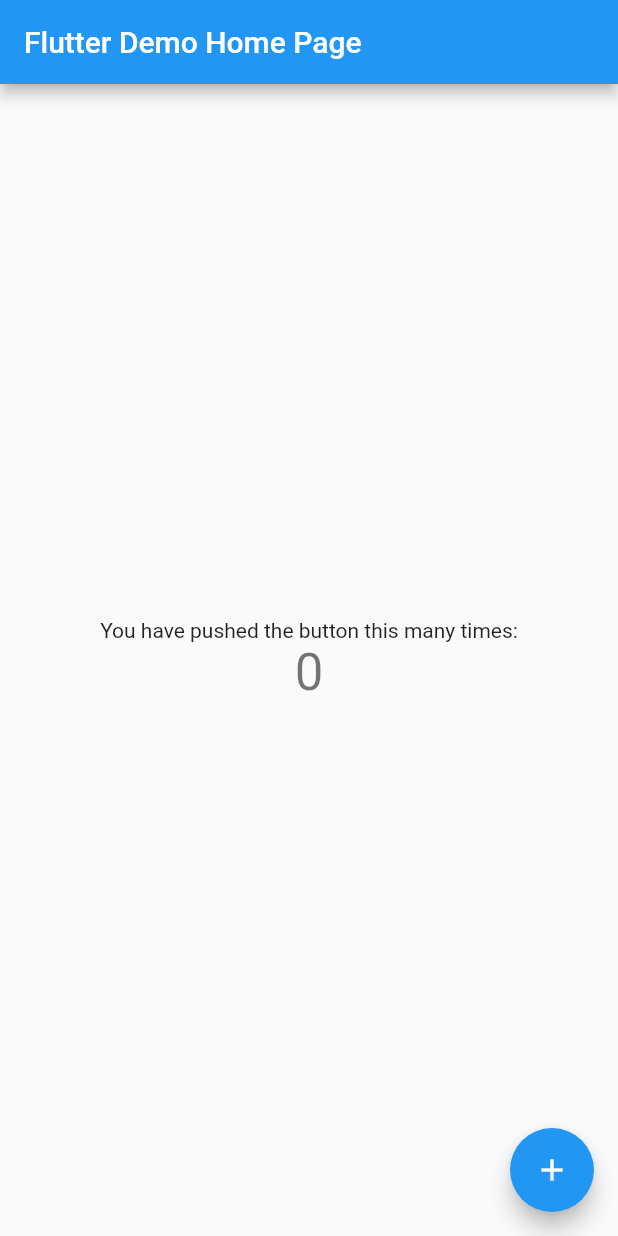
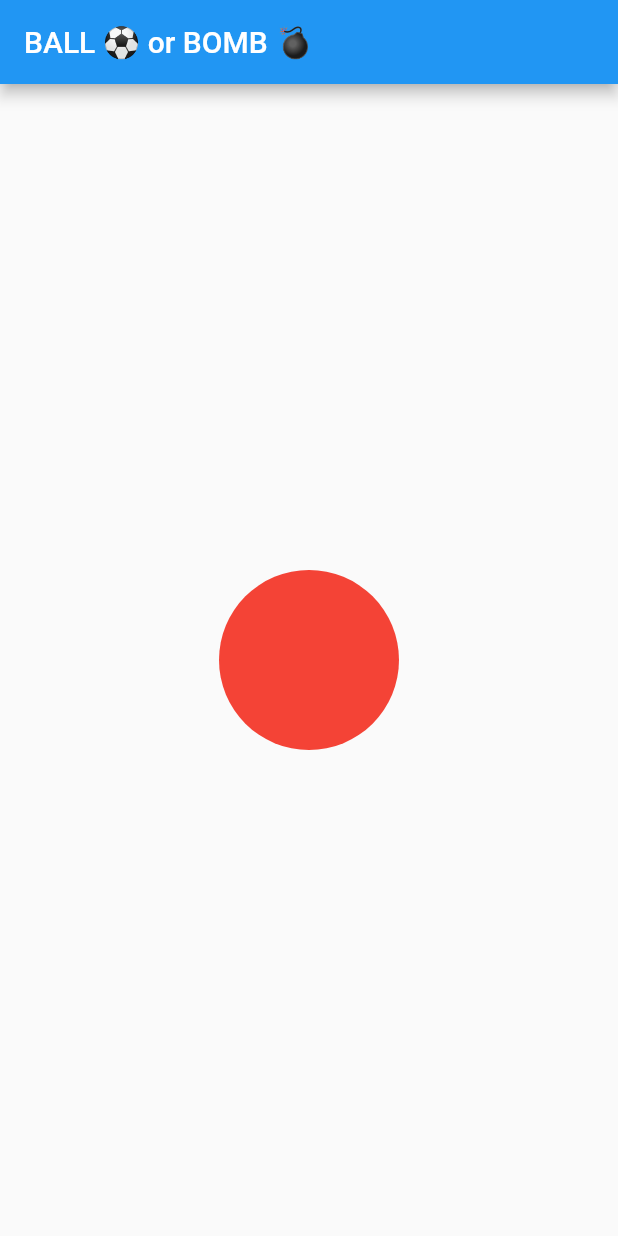
Before and after one commit to nickolaschong/flutter_ball_or_bomb, a Flutter app: the screen it shows after launch, on a phone screen of 412 x 824 dp. Run offline on Flutter 3.47's test engine with Material 2 defaults, Android fonts, the phone set to English and light mode, and no system bars.

Commit message:
Setup Animated Ball

```diff
--- /dev/null
+++ b/lib/animated_ball.dart
@@ -0,0 +1,44 @@
+import 'package:flutter/material.dart';
+
+class AnimatedBall extends StatefulWidget {
+  const AnimatedBall({Key? key}) : super(key: key);
+
+  @override
+  _AnimatedBallState createState() => _AnimatedBallState();
+}
+
+class _AnimatedBallState extends State<AnimatedBall> {
+  double _begin = 0.0;
+  double _end = 1.0;
+
+  @override
+  Widget build(BuildContext context) {
+    return TweenAnimationBuilder<double>(
+      tween: Tween<double>(begin: _begin, end: _end),
+      duration: const Duration(milliseconds: 500),
+      builder: (_, opacity, child) {
+        return AnimatedOpacity(
+          opacity: opacity,
+          curve: Curves.easeIn,
+          duration: const Duration(milliseconds: 500),
+          child: child,
+        );
+      },
+      child: GestureDetector(
+        onTap: () {
+          setState(() {
+            _begin = 1.0;
+            _end = 0.0;
+          });
+        },
+        child: AnimatedContainer(
+          duration: const Duration(seconds: 1),
+          decoration: const BoxDecoration(
+            color: Colors.red,
+            shape: BoxShape.circle,
+          ),
+        ),
+      ),
+    );
+  }
+}
--- a/lib/main.dart
+++ b/lib/main.dart
@@ -1,4 +1,5 @@
 import 'package:flutter/material.dart';
+import 'package:flutter_ball_or_bomb/animated_ball.dart';
 
 void main() {
   runApp(MyApp());
@@ -9,96 +10,31 @@
   @override
   Widget build(BuildContext context) {
     return MaterialApp(
-      title: 'Flutter Demo',
+      title: 'BALL ⚽ or BOMB 💣',
       theme: ThemeData(
         primarySwatch: Colors.blue,
       ),
-      home: MyHomePage(title: 'Flutter Demo Home Page'),
+      home: const HomePage(),
     );
   }
 }
 
-class MyHomePage extends StatefulWidget {
-  MyHomePage({Key? key, required this.title}) : super(key: key);
-
-  // This widget is the home page of your application. It is stateful, meaning
-  // that it has a State object (defined below) that contains fields that affect
-  // how it looks.
-
-  // This class is the configuration for the state. It holds the values (in this
-  // case the title) provided by the parent (in this case the App widget) and
-  // used by the build method of the State. Fields in a Widget subclass are
-  // always marked "final".
-
-  final String title;
-
-  @override
-  _MyHomePageState createState() => _MyHomePageState();
-}
-
-class _MyHomePageState extends State<MyHomePage> {
-  int _counter = 0;
-
-  void _incrementCounter() {
-    setState(() {
-      // This call to setState tells the Flutter framework that something has
-      // changed in this State, which causes it to rerun the build method below
-      // so that the display can reflect the updated values. If we changed
-      // _counter without calling setState(), then the build method would not be
-      // called again, and so nothing would appear to happen.
-      _counter++;
-    });
-  }
+class HomePage extends StatelessWidget {
+  const HomePage({Key? key}) : super(key: key);
 
   @override
   Widget build(BuildContext context) {
-    // This method is rerun every time setState is called, for instance as done
-    // by the _incrementCounter method above.
-    //
-    // The Flutter framework has been optimized to make rerunning build methods
-    // fast, so that you can just rebuild anything that needs updating rather
-    // than having to individually change instances of widgets.
     return Scaffold(
       appBar: AppBar(
-        // Here we take the value from the MyHomePage object that was created by
-        // the App.build method, and use it to set our appbar title.
-        title: Text(widget.title),
+        title: const Text('BALL ⚽ or BOMB 💣'),
       ),
-      body: Center(
-        // Center is a layout widget. It takes a single child and positions it
-        // in the middle of the parent.
-        child: Column(
-          // Column is also a layout widget. It takes a list of children and
-          // arranges them vertically. By default, it sizes itself to fit its
-          // children horizontally, and tries to be as tall as its parent.
-          //
-          // Invoke "debug painting" (press "p" in the console, choose the
-          // "Toggle Debug Paint" action from the Flutter Inspector in Android
-          // Studio, or the "Toggle Debug Paint" command in Visual Studio Code)
-          // to see the wireframe for each widget.
-          //
-          // Column has various properties to control how it sizes itself and
-          // how it positions its children. Here we use mainAxisAlignment to
-          // center the children vertically; the main axis here is the vertical
-          // axis because Columns are vertical (the cross axis would be
-          // horizontal).
-          mainAxisAlignment: MainAxisAlignment.center,
-          children: <Widget>[
-            Text(
-              'You have pushed the button this many times:',
-            ),
-            Text(
-              '$_counter',
-              style: Theme.of(context).textTheme.headline4,
-            ),
-          ],
+      body: const Center(
+        child: SizedBox(
+          width: 120,
+          height: 120,
+          child: AnimatedBall(),
         ),
       ),
-      floatingActionButton: FloatingActionButton(
-        onPressed: _incrementCounter,
-        tooltip: 'Increment',
-        child: Icon(Icons.add),
-      ), // This trailing comma makes auto-formatting nicer for build methods.
     );
   }
 }
--- a/pubspec.yaml
+++ b/pubspec.yaml
@@ -7,9 +7,9 @@
   sdk: ">=2.12.0 <3.0.0"
 
 dependencies:
+  cupertino_icons: ^1.0.3
   flutter:
     sdk: flutter
-  cupertino_icons: ^1.0.3
 
 dev_dependencies:
   flutter_test:
```
Also changed, not shown: pubspec.lock.
